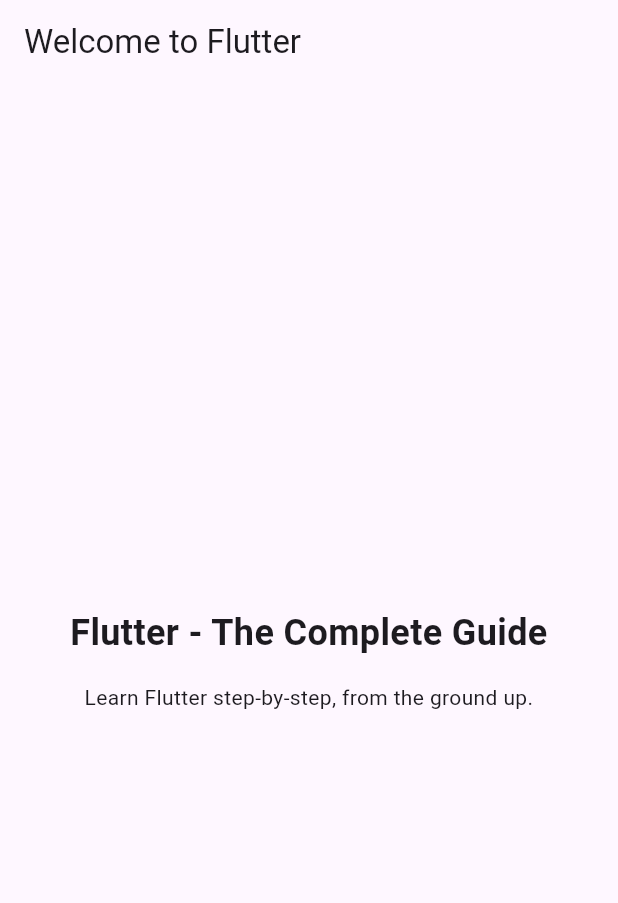
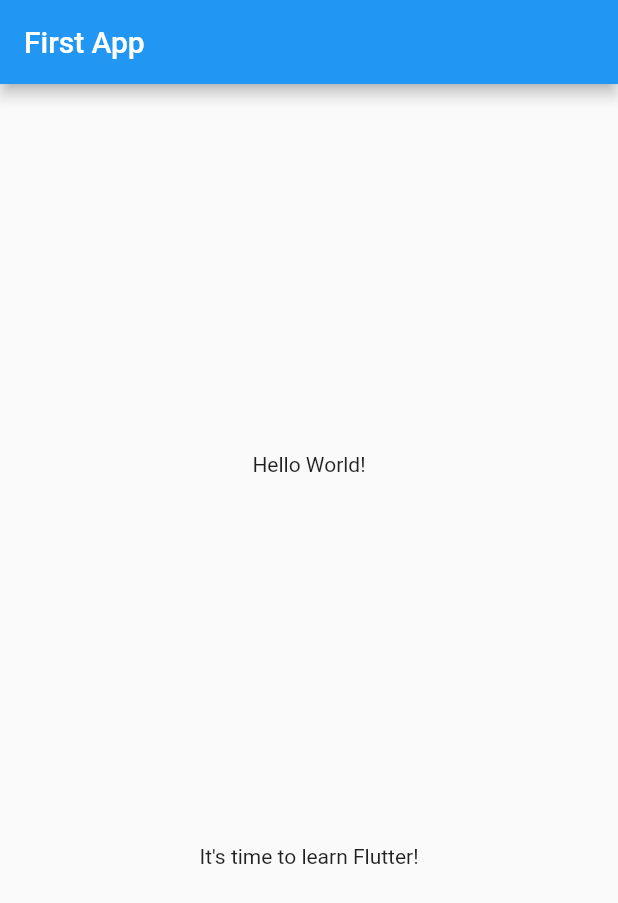
Before and after one commit to gmalheiro/Flutter-Course, a Flutter app: the screen it shows after launch, on a phone screen of 412 x 824 dp. Shown: the top 903 px of the screen. Run offline on Flutter 3.47's test engine with Material 2 defaults, Android fonts, the phone set to English and light mode, and no system bars.

Commit message:
Update main.dart

```diff
--- a/first_app/lib/main.dart
+++ b/first_app/lib/main.dart
@@ -4,46 +4,29 @@ void main() {
   runApp(const MyApp());
 }
 
-// With Flutter, you create user interfaces by combining "widgets"
-// You'll learn all about them (and much more) throughout this course!
 class MyApp extends StatelessWidget {
   const MyApp({super.key});
 
-  // Every custom widget must have a build() method
-  // It tells Flutter, which widgets make up your custom widget
-  // Again: You'll learn all about that throughout the course!
   @override
   Widget build(BuildContext context) {
-    // Below, a bunch of built-in widgets are used (provided by Flutter)
-    // They will be explained in the next sections
-    // In this course, you will, of course, not just use them a lot but
-    // also learn about many other widgets!
     return MaterialApp(
-      title: 'Flutter First App',
-      theme: ThemeData(useMaterial3: true),
+      title: 'Flutter Demo',
+      theme: ThemeData(
+        primarySwatch: Colors.blue,
+      ),
       home: Scaffold(
         appBar: AppBar(
-          title: const Text('Welcome to Flutter'),
+          title: const Text('First App'),
         ),
-        body: Container(
-          width: double.infinity,
-          padding: const EdgeInsets.all(12),
+        body: Center(
           child: Column(
-            mainAxisAlignment: MainAxisAlignment.center,
-            crossAxisAlignment: CrossAxisAlignment.center,
+            mainAxisAlignment: MainAxisAlignment.spaceEvenly,
             children: const [
               Text(
-                'Flutter - The Complete Guide',
-                textAlign: TextAlign.center,
-                style: TextStyle(
-                  fontSize: 24,
-                  fontWeight: FontWeight.bold,
-                ),
+                'Hello World!',
               ),
-              SizedBox(height: 16),
               Text(
-                'Learn Flutter step-by-step, from the ground up.',
-                textAlign: TextAlign.center,
+                'It\'s time to learn Flutter!',
               ),
             ],
           ),
```
